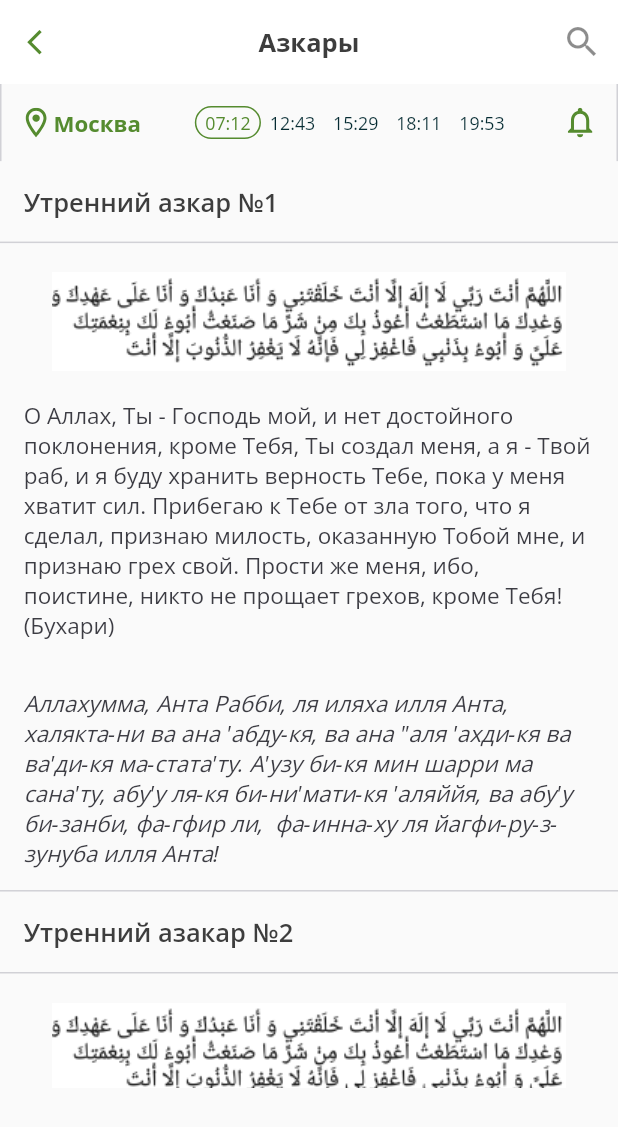
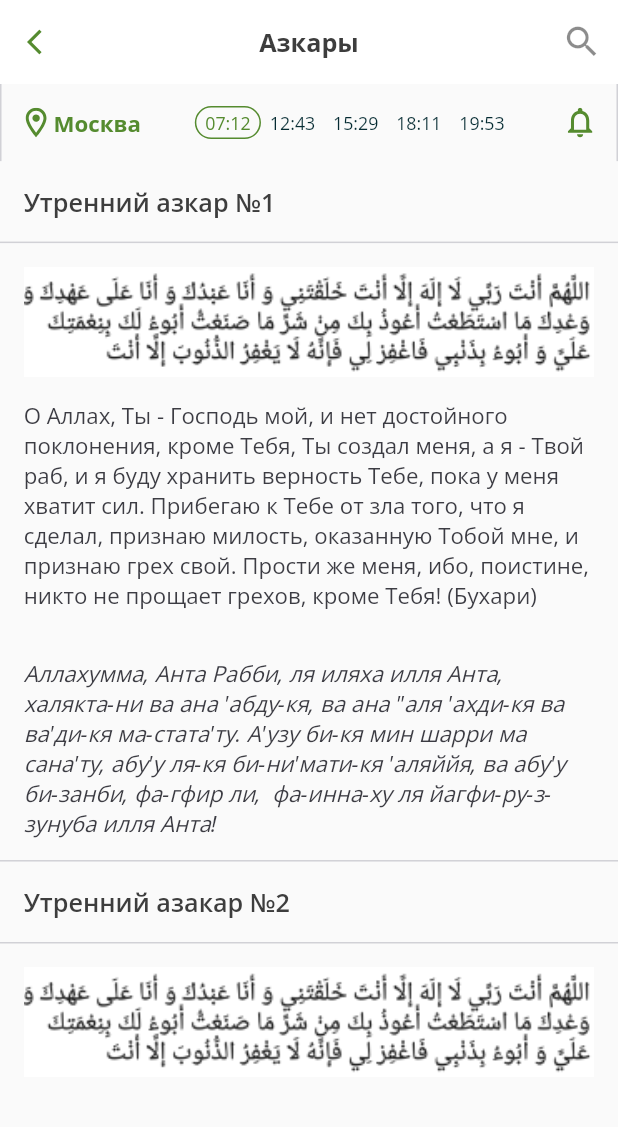
Before and after one commit to yellowswordg/umma, a Flutter app: the screen it shows after launch, after a tap on "Утром", on a phone screen of 412 x 824 dp. Shown: the top 1127 px of the screen. Run offline on Flutter 3.47's test engine with Material 2 defaults, Android fonts, the phone set to English and light mode, and no system bars; our stand-ins replace flutter_svg, google_fonts.

Commit message:
ui fix #2

```diff
--- a/lib/screens/azkar_list_screen/azkars_list_screen.dart
+++ b/lib/screens/azkar_list_screen/azkars_list_screen.dart
@@ -35,14 +35,16 @@ class AzkarList extends StatelessWidget {
                       padding: EdgeInsets.all(defaultSize * 1.6),
                       child: Text(
                         azakrList[index].title,
-                        style: Theme.of(context).textTheme.headline1,
+                        style: Theme.of(context).textTheme.headline1.merge(
+                              TextStyle(fontSize: defaultSize * 1.7),
+                            ),
                       ),
                     ),
                     CustomDivider(),
                     Padding(
                       padding: EdgeInsets.all(defaultSize * 1.6),
                       child: Image(
-                        fit: BoxFit.none,
+                        fit: BoxFit.fill,
                         image: AssetImage(
                           azakrList[index].imgUrl,
                         ),
@@ -53,13 +55,18 @@ class AzkarList extends StatelessWidget {
                           defaultSize * 1.6, defaultSize * 1.6),
                       child: Text(
                         azakrList[index].text,
+                        style: TextStyle(
+                          fontSize: defaultSize * 1.5,
+                        ),
                       ),
                     ),
                     Padding(
                       padding: EdgeInsets.all(defaultSize * 1.6),
                       child: Text(
                         azakrList[index].translation,
-                        style: Theme.of(context).textTheme.bodyText1,
+                        style: Theme.of(context).textTheme.bodyText1.merge(
+                              TextStyle(fontSize: defaultSize * 1.5),
+                            ),
                       ),
                     ),
                     CustomDivider(),
--- a/lib/screens/azkar_screen/widgets/azkar_widget.dart
+++ b/lib/screens/azkar_screen/widgets/azkar_widget.dart
@@ -51,7 +51,9 @@ class Azkar extends StatelessWidget {
                 children: [
                   Text(
                     '${azakrs[index].title}',
-                    style: Theme.of(context).textTheme.headline2,
+                    style: Theme.of(context).textTheme.headline2.merge(
+                          TextStyle(fontSize: defaultSize * 1.7),
+                        ),
                   ),
                   SizedBox(
                     height: defaultSize * 0.4,
@@ -60,7 +62,9 @@ class Azkar extends StatelessWidget {
                     children: [
                       Text(
                         'Посмотреть',
-                        style: Theme.of(context).textTheme.subtitle1,
+                        style: Theme.of(context).textTheme.subtitle1.merge(
+                              TextStyle(fontSize: defaultSize * 1.2),
+                            ),
                       ),
                       Padding(
                         padding: EdgeInsets.only(
--- a/lib/widgets/base_appbar.dart
+++ b/lib/widgets/base_appbar.dart
@@ -14,7 +14,9 @@ class BaseAppBar extends StatelessWidget implements PreferredSizeWidget {
       backgroundColor: Theme.of(context).appBarTheme.color,
       title: Text(
         '$title',
-        style: Theme.of(context).textTheme.headline3,
+        style: Theme.of(context).textTheme.headline3.merge(
+              TextStyle(fontSize: defaultSize * 1.7),
+            ),
       ),
       centerTitle: true,
       elevation: 0,
@@ -22,17 +24,20 @@ class BaseAppBar extends StatelessWidget implements PreferredSizeWidget {
         IconButton(
           icon: Icon(
             Icons.search,
-            size: defaultSize * 2.7,
+            size: 27,
             color: Colors.black45,
           ),
           onPressed: () {},
-        )
+        ),
+        // SizedBox(
+        //   width: defaultSize,
+        // )
       ],
       leading: IconButton(
         icon: Icon(
           Icons.arrow_back_ios,
           color: Theme.of(context).accentColor,
-          size: defaultSize * 2,
+          size: 20,
         ),
         onPressed: () {
           Navigator.pop(context);
--- a/lib/widgets/time_picker.dart
+++ b/lib/widgets/time_picker.dart
@@ -57,7 +57,7 @@ class _TimePickerState extends State<TimePicker> {
                       ? BoxDecoration(
                           border: Border.all(
                               color: Theme.of(context).accentColor, width: 1),
-                          borderRadius: BorderRadius.all(Radius.circular(15)),
+                          borderRadius: BorderRadius.all(Radius.circular(60)),
                         )
                       : null,
                   child: Padding(
```
